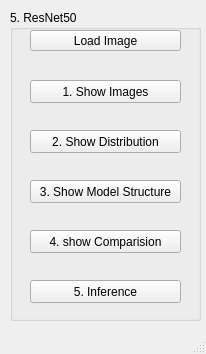
This is Hw2/Hw2-5.ui in SnaKey0u0/2022CVDL as Qt 5 draws it before an edit. The edited form follows.
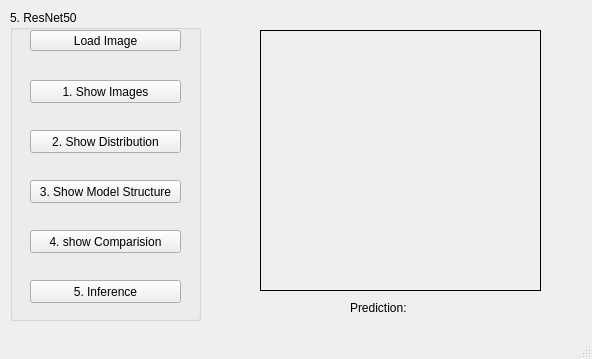
This is the edited form.

Diff of the .ui file:
```diff
--- a/Hw2/Hw2-5.ui
+++ b/Hw2/Hw2-5.ui
@@ -6,8 +6,8 @@
    <rect>
     <x>0</x>
     <y>0</y>
-    <width>206</width>
-    <height>354</height>
+    <width>592</width>
+    <height>359</height>
    </rect>
   </property>
   <property name="windowTitle">
@@ -105,6 +105,35 @@
      </property>
     </widget>
    </widget>
+   <widget class="QLabel" name="img">
+    <property name="geometry">
+     <rect>
+      <x>260</x>
+      <y>30</y>
+      <width>281</width>
+      <height>261</height>
+     </rect>
+    </property>
+    <property name="frameShape">
+     <enum>QFrame::Box</enum>
+    </property>
+    <property name="text">
+     <string/>
+    </property>
+   </widget>
+   <widget class="QLabel" name="prediction">
+    <property name="geometry">
+     <rect>
+      <x>350</x>
+      <y>300</y>
+      <width>111</width>
+      <height>16</height>
+     </rect>
+    </property>
+    <property name="text">
+     <string>Prediction: </string>
+    </property>
+   </widget>
   </widget>
   <widget class="QStatusBar" name="statusbar"/>
  </widget>
```
